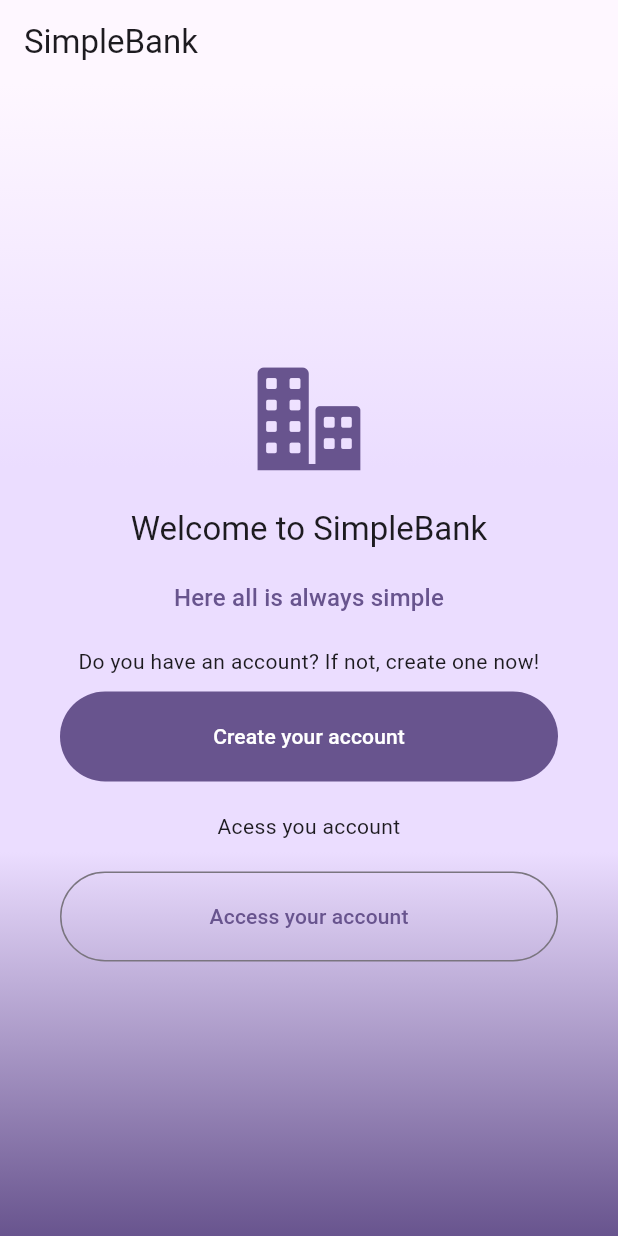
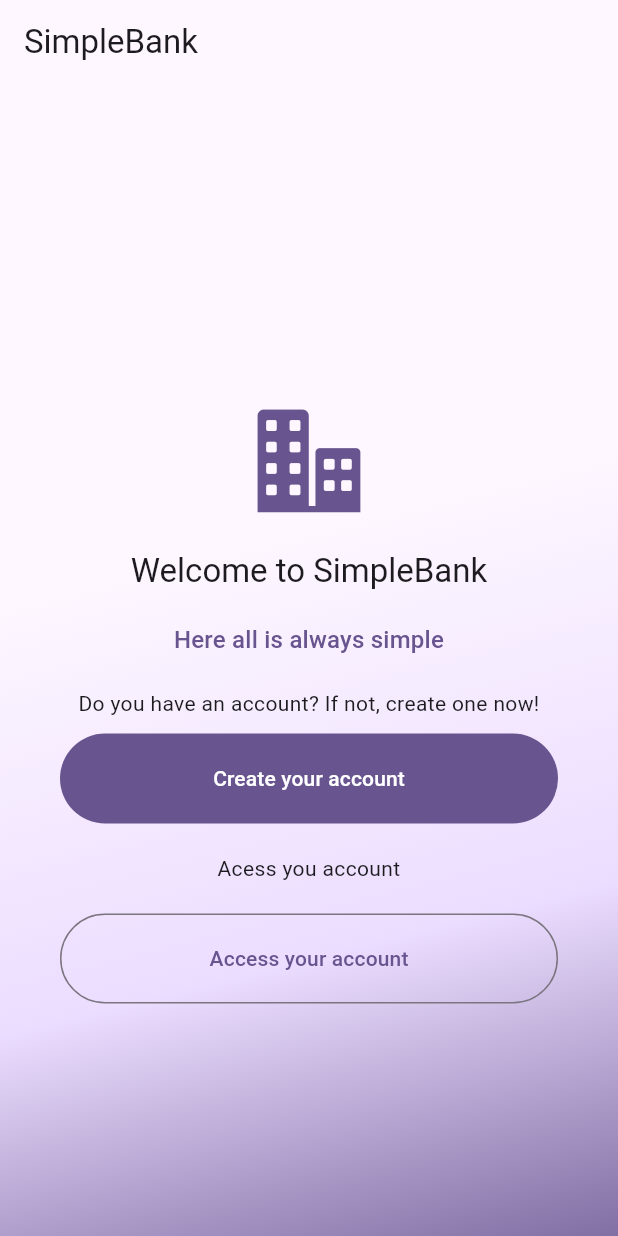
Before and after one commit to HarleyItalo/SimpleBankApp, a Flutter app: the screen it shows after launch, on a phone screen of 412 x 824 dp. Run offline on Flutter 3.47's test engine with Material 2 defaults, Android fonts, the light colour scheme and no system bars; our stand-ins replace flutter_mobx, get_it, go_router, mobx; accounts and stored records are empty; generated files the repository leaves out were written again.

Commit message:
Creating pages to view account information.

```diff
--- a/lib/main.dart
+++ b/lib/main.dart
@@ -2,8 +2,10 @@ import 'package:flutter/material.dart';
 import 'package:simple_bank_app/modules/routes.dart';
 import 'package:simple_bank_app/modules/service_locator.dart';
 
+late ServiceLocator serviceLocator;
 void main() async {
-  await ServiceLocator().init();
+  serviceLocator = ServiceLocator();
+  await serviceLocator.init();
   runApp(const MyApp());
 }
 
@@ -19,6 +21,13 @@ class MyApp extends StatelessWidget {
         ),
         useMaterial3: true,
       ),
+      darkTheme: ThemeData(
+        colorScheme: ColorScheme.fromSeed(
+          brightness: Brightness.dark,
+          seedColor: Colors.deepPurple,
+        ),
+        useMaterial3: true,
+      ),
       routeInformationParser: routes.routeInformationParser,
       routeInformationProvider: routes.routeInformationProvider,
       routerDelegate: routes.routerDelegate,
--- a/lib/modules/account/account_module.dart
+++ b/lib/modules/account/account_module.dart
@@ -6,6 +6,7 @@ export 'package:simple_bank_app/modules/account/models/create_account_model.dart
 export 'package:simple_bank_app/modules/account/usercases/create_account_impl.dart';
 export 'package:simple_bank_app/modules/account/usercases/find_account.dart';
 export 'package:simple_bank_app/modules/account/usercases/find_account_impl.dart';
+export 'package:simple_bank_app/modules/account/stores/account_store.dart';
 
 import 'package:simple_bank_app/modules/base_module.dart';
 import 'package:simple_bank_app/modules/account/account_module.dart';
@@ -37,5 +38,6 @@ class AccountModule extends BaseModule {
         await instance.getAsync(),
       ),
     );
+    instance.registerSingleton(AccountStore());
   }
 }
--- a/lib/modules/common/common_module.dart
+++ b/lib/modules/common/common_module.dart
@@ -5,6 +5,7 @@ export 'package:simple_bank_app/modules/base_module.dart';
 export 'package:simple_bank_app/modules/common/services/http_service.dart';
 export 'package:simple_bank_app/modules/common/constants/constants.dart';
 export 'package:simple_bank_app/modules/common/models/base_response.dart';
+export 'package:get_it/get_it.dart';
 
 class CommonModule extends BaseModule {
   final http.Client client;
--- a/lib/modules/common/constants/constants.dart
+++ b/lib/modules/common/constants/constants.dart
@@ -1 +1 @@
-const apiUrl = "http://192.168.15.6:5176/";
+const apiUrl = "http://192.168.15.6:5176";
--- a/lib/modules/home/pages/home_page.dart
+++ b/lib/modules/home/pages/home_page.dart
@@ -1,5 +1,11 @@
 import 'package:flutter/cupertino.dart';
 import 'package:flutter/material.dart';
+import 'package:flutter_mobx/flutter_mobx.dart';
+import 'package:get_it/get_it.dart';
+import 'package:go_router/go_router.dart';
+import 'package:simple_bank_app/modules/account/stores/account_store.dart';
+import 'package:simple_bank_app/modules/home/pages/widgets/access_your_account.dart';
+import 'package:simple_bank_app/modules/home/pages/widgets/type_account_number.dart';
 
 class HomePage extends StatefulWidget {
   const HomePage({super.key});
@@ -9,20 +15,29 @@ class HomePage extends StatefulWidget {
 }
 
 class _HomePageState extends State<HomePage> {
+  bool showInput = false;
+  final AccountStore accountStore = GetIt.instance.get();
+
   @override
   Widget build(BuildContext context) {
     return Scaffold(
       appBar: AppBar(
         title: const Text("SimpleBank"),
       ),
-      body: Container(
+      body: SingleChildScrollView(
+        child: Container(
+          height: MediaQuery.of(context).size.height,
           decoration: BoxDecoration(
-          gradient: LinearGradient(colors: [
+            gradient: LinearGradient(
+              colors: [
+                Theme.of(context).colorScheme.background,
                 Theme.of(context).colorScheme.background,
                 Theme.of(context).colorScheme.primaryContainer,
-            Theme.of(context).colorScheme.primaryContainer,
                 Theme.of(context).colorScheme.primary,
-          ], begin: Alignment.topCenter, end: Alignment.bottomCenter),
+              ],
+              begin: Alignment.topCenter,
+              end: Alignment.bottomRight,
+            ),
           ),
           child: Column(
             mainAxisAlignment: MainAxisAlignment.center,
@@ -49,41 +64,35 @@ class _HomePageState extends State<HomePage> {
                     ),
               ),
               Padding(
-              padding: const EdgeInsets.only(top: 20.0, bottom: 10),
-              child: Text(
-                "Do you have an account? If not, create one now!",
-                textAlign: TextAlign.center,
-                style: Theme.of(context).textTheme.bodyMedium,
+                padding: const EdgeInsets.symmetric(horizontal: 40.0),
+                child: AnimatedCrossFade(
+                  firstChild: AccessYourAccount(
+                    callBack: () {
+                      setState(() {
+                        showInput = true;
+                      });
+                    },
                   ),
+                  secondChild: Observer(builder: (_) {
+                    var value = accountStore.accountNumber;
+                    return TypeAccountNumber(
+                      callBack: () {
+                        setState(() {
+                          showInput = false;
+                        });
+                        context.push('/account/$value');
+                      },
+                      value: value,
+                    );
+                  }),
+                  crossFadeState: !showInput
+                      ? CrossFadeState.showFirst
+                      : CrossFadeState.showSecond,
+                  duration: const Duration(milliseconds: 500),
                 ),
-            Padding(
-              padding: const EdgeInsets.symmetric(horizontal: 40.0),
-              child: FilledButton(
-                  onPressed: () {},
-                  child: const Padding(
-                    padding: EdgeInsets.all(20.0),
-                    child: Text(
-                      "Create your account",
-                    ),
-                  )),
-            ),
-            const Padding(
-              padding: EdgeInsets.all(20.0),
-              child: Text(
-                "Acess you account",
-                textAlign: TextAlign.center,
-              ),
-            ),
-            Padding(
-              padding: const EdgeInsets.symmetric(horizontal: 40.0),
-              child: OutlinedButton(
-                  onPressed: () {},
-                  child: const Padding(
-                    padding: EdgeInsets.all(20.0),
-                    child: Text("Access your account"),
-                  )),
               )
             ],
+          ),
         ),
       ),
     );
--- /dev/null
+++ b/lib/modules/home/pages/widgets/access_your_account.dart
@@ -0,0 +1,53 @@
+import 'package:flutter/material.dart';
+import 'package:go_router/go_router.dart';
+
+class AccessYourAccount extends StatelessWidget {
+  final void Function() callBack;
+  const AccessYourAccount({
+    super.key,
+    required this.callBack,
+  });
+
+  @override
+  Widget build(BuildContext context) {
+    return Column(
+      mainAxisAlignment: MainAxisAlignment.center,
+      crossAxisAlignment: CrossAxisAlignment.stretch,
+      children: [
+        Padding(
+          padding: const EdgeInsets.only(top: 20.0, bottom: 10),
+          child: Text(
+            "Do you have an account? If not, create one now!",
+            textAlign: TextAlign.center,
+            style: Theme.of(context).textTheme.bodyMedium,
+          ),
+        ),
+        FilledButton(
+          onPressed: () {
+            context.push('/account/create');
+          },
+          child: const Padding(
+            padding: EdgeInsets.all(20.0),
+            child: Text(
+              "Create your account",
+            ),
+          ),
+        ),
+        const Padding(
+          padding: EdgeInsets.all(20.0),
+          child: Text(
+            "Acess you account",
+            textAlign: TextAlign.center,
+          ),
+        ),
+        OutlinedButton(
+          onPressed: callBack,
+          child: const Padding(
+            padding: EdgeInsets.all(20.0),
+            child: Text("Access your account"),
+          ),
+        ),
+      ],
+    );
+  }
+}
--- a/lib/modules/routes.dart
+++ b/lib/modules/routes.dart
@@ -1,4 +1,6 @@
 import 'package:go_router/go_router.dart';
+import 'package:simple_bank_app/modules/account/views/create_account/create_account_page.dart';
+import 'package:simple_bank_app/modules/account/views/view_account_info/view_account_info_page.dart';
 import 'package:simple_bank_app/modules/home/pages/home_page.dart';
 
 final routes = GoRouter(
@@ -7,5 +9,17 @@ final routes = GoRouter(
       path: '/',
       builder: (context, state) => const HomePage(),
     ),
+    GoRoute(
+      path: '/account/create',
+      builder: (context, state) => const CreateAccountPage(),
+    ),
+    GoRoute(
+      path: '/account/:accountId',
+      builder: (context, state) => ViewAccountInfo(
+        accountId: int.parse(
+          state.pathParameters['accountId'] ?? "0",
+        ),
+      ),
+    ),
   ],
 );
--- a/lib/modules/service_locator.dart
+++ b/lib/modules/service_locator.dart
@@ -1,4 +1,3 @@
-import 'package:get_it/get_it.dart';
 import 'package:http/http.dart';
 import 'package:simple_bank_app/modules/account/account_module.dart';
 import 'package:simple_bank_app/modules/common/common_module.dart';
--- a/lib/modules/transaction/models/balance_model.dart
+++ b/lib/modules/transaction/models/balance_model.dart
@@ -1,14 +1,14 @@
 class BalanceModel {
   int? status;
   String? message;
-  int? balance;
+  double? balance;
 
   BalanceModel({this.status, this.message, this.balance});
 
   BalanceModel.fromJson(Map<String, dynamic> json) {
     status = json['status'];
     message = json['message'];
-    balance = json['balance'];
+    balance = json['balance'] * 1.0;
   }
 
   Map<String, dynamic> toJson() {
--- a/lib/modules/transaction/transaction_module.dart
+++ b/lib/modules/transaction/transaction_module.dart
@@ -12,6 +12,8 @@ export 'usercases/create_credit_transaction_impl.dart';
 export 'package:simple_bank_app/modules/base_module.dart';
 export 'usercases/create_debit_transaction_impl.dart';
 export 'usercases/find_balance_impl.dart';
+import 'package:simple_bank_app/modules/transaction/stores/transaction_store.dart';
+
 import 'transaction_module.dart';
 
 class TransactionModule extends BaseModule {
@@ -55,5 +57,6 @@ class TransactionModule extends BaseModule {
         await instance.getAsync(),
       ),
     );
+    instance.registerSingleton(TransactionStore());
   }
 }
```
Also changed, not shown: lib/modules/account/stores/account_store.dart (+22 -1 lines), lib/modules/account/views/create_account/create_account_page.dart (added, +19 -0 lines), lib/modules/account/views/view_account_info/view_account_info_page.dart (added, +114 -0 lines), lib/modules/account/views/view_account_info/widgets/transactions_list.dart (added, +46 -0 lines), lib/modules/common/utils/string_util.dart (+6 -1 lines), lib/modules/home/pages/widgets/type_account_number.dart (added, +55 -0 lines), lib/modules/transaction/stores/transaction_store.dart (+21 -1 lines), lib/modules/account/stores/account_store.g.dart, lib/modules/transaction/stores/transaction_store.g.dart. Lines whose indentation alone changed are shown as unchanged.
